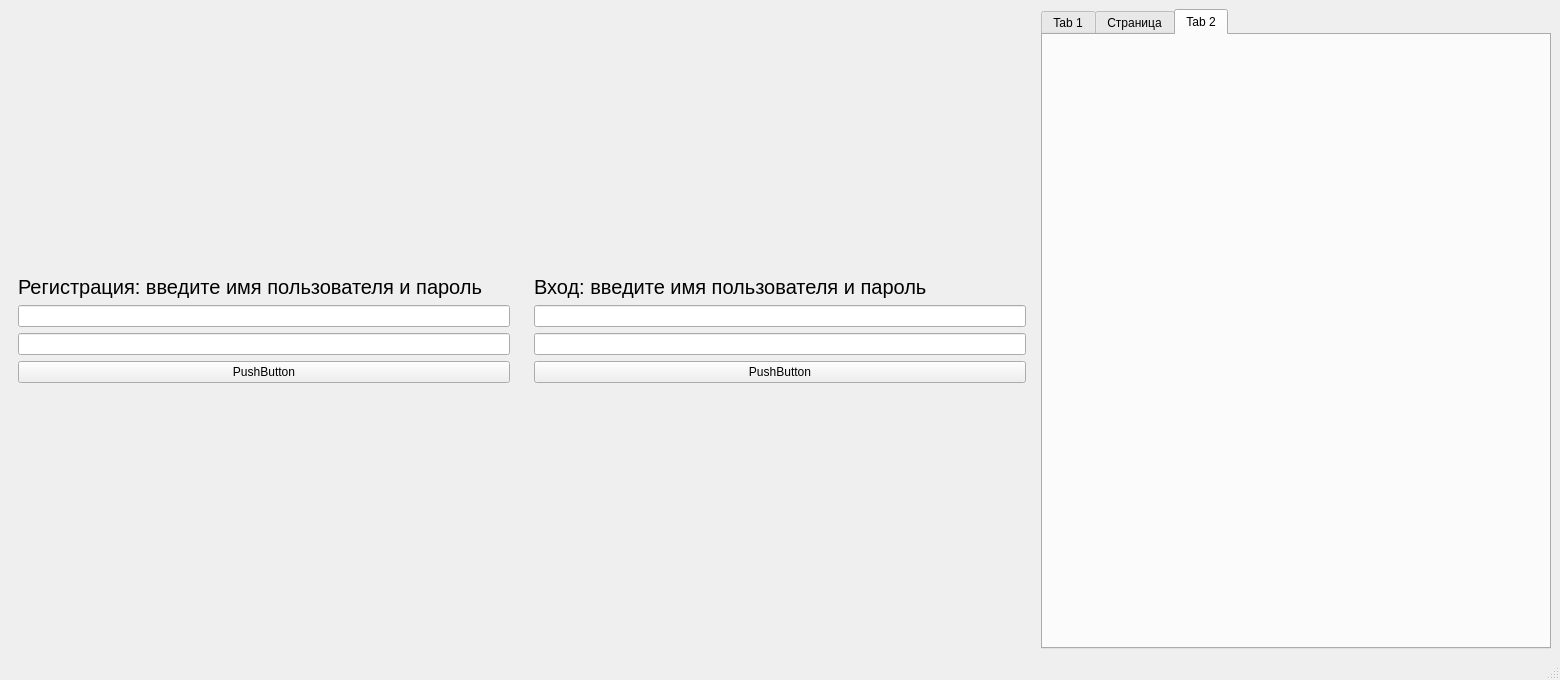
The window that asd.ui (clam1t/pysideexe) describes before a commit, drawn with Qt 5.
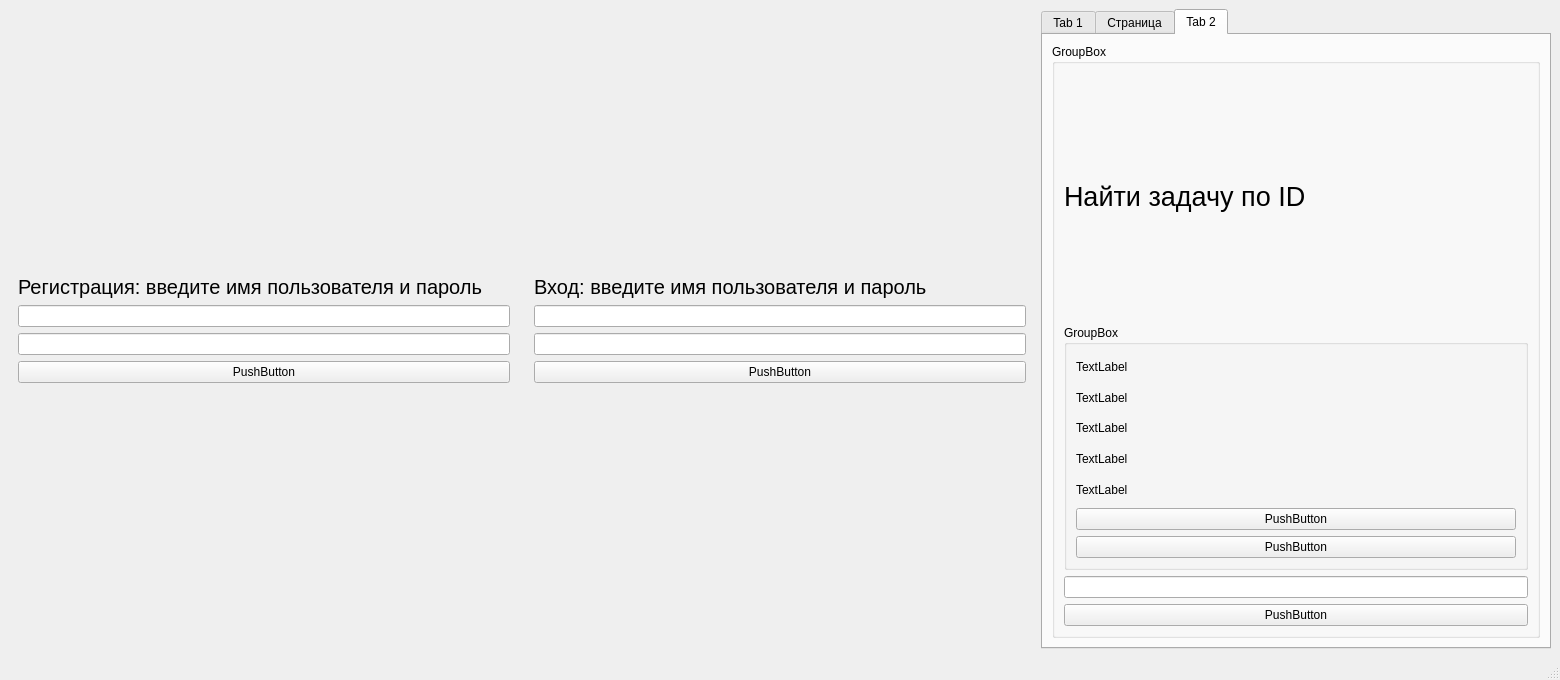
The same window after the commit. The open tabs and pages were chosen to show the change.

```diff
--- a/asd.ui
+++ b/asd.ui
@@ -319,6 +319,97 @@
        <attribute name="title">
         <string>Tab 2</string>
        </attribute>
+       <layout class="QVBoxLayout" name="verticalLayout_9">
+        <item>
+         <widget class="QGroupBox" name="groupBox_4">
+          <property name="title">
+           <string>GroupBox</string>
+          </property>
+          <layout class="QVBoxLayout" name="verticalLayout_10">
+           <item>
+            <widget class="QLabel" name="label_9">
+             <property name="font">
+              <font>
+               <pointsize>20</pointsize>
+              </font>
+             </property>
+             <property name="text">
+              <string>Найти задачу по ID</string>
+             </property>
+            </widget>
+           </item>
+           <item>
+            <widget class="QGroupBox" name="groupBox_5">
+             <property name="title">
+              <string>GroupBox</string>
+             </property>
+             <layout class="QVBoxLayout" name="verticalLayout_11">
+              <item>
+               <widget class="QLabel" name="label_14">
+                <property name="text">
+                 <string>TextLabel</string>
+                </property>
+               </widget>
+              </item>
+              <item>
+               <widget class="QLabel" name="label_10">
+                <property name="text">
+                 <string>TextLabel</string>
+                </property>
+               </widget>
+              </item>
+              <item>
+               <widget class="QLabel" name="label_11">
+                <property name="text">
+                 <string>TextLabel</string>
+                </property>
+               </widget>
+              </item>
+              <item>
+               <widget class="QLabel" name="label_12">
+                <property name="text">
+                 <string>TextLabel</string>
+                </property>
+               </widget>
+              </item>
+              <item>
+               <widget class="QLabel" name="label_13">
+                <property name="text">
+                 <string>TextLabel</string>
+                </property>
+               </widget>
+              </item>
+              <item>
+               <widget class="QPushButton" name="pushButton_9">
+                <property name="text">
+                 <string>PushButton</string>
+                </property>
+               </widget>
+              </item>
+              <item>
+               <widget class="QPushButton" name="pushButton_8">
+                <property name="text">
+                 <string>PushButton</string>
+                </property>
+               </widget>
+              </item>
+             </layout>
+            </widget>
+           </item>
+           <item>
+            <widget class="QLineEdit" name="lineEdit_6"/>
+           </item>
+           <item>
+            <widget class="QPushButton" name="pushButton_7">
+             <property name="text">
+              <string>PushButton</string>
+             </property>
+            </widget>
+           </item>
+          </layout>
+         </widget>
+        </item>
+       </layout>
       </widget>
      </widget>
     </item>
```
Left out of the diff: 48 changed lines with no effect on the pictures.
